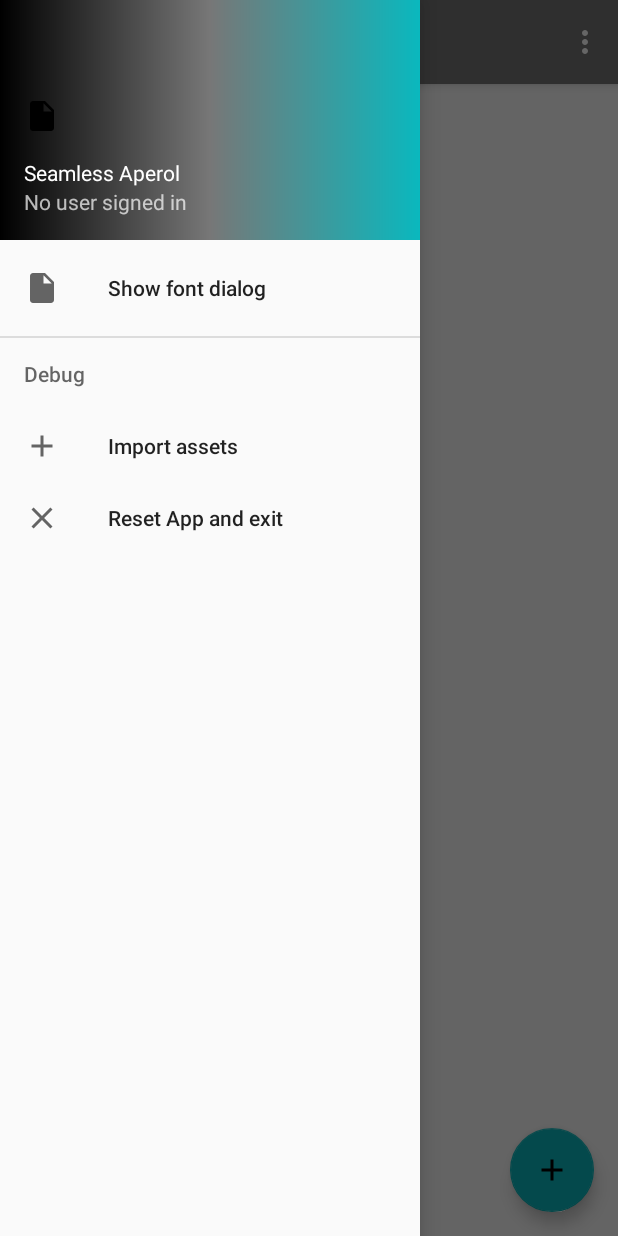
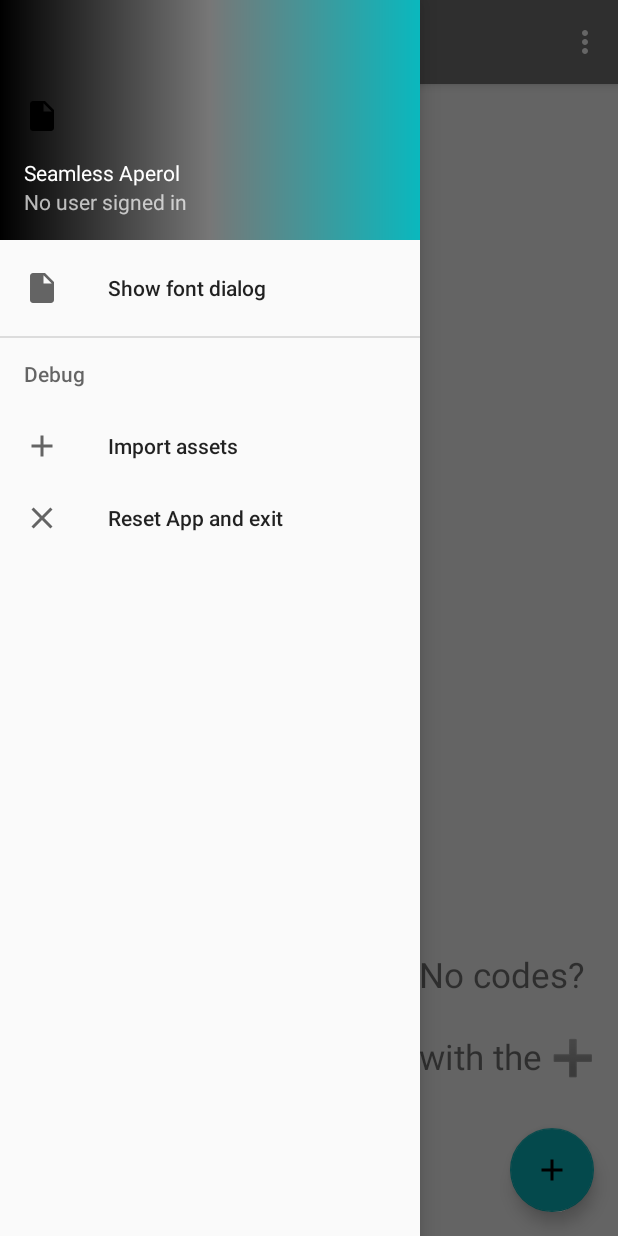
Before and after one commit to code-schreiber/QuickCode, an Android app: the screen it shows after launch (MainActivity), with the side drawer open, on a phone screen of 412 x 824 dp. Run offline under Robolectric (Android 15) with nearby library versions, the phone set to English and light mode, and no system bars; our stand-ins replace Firebase (no records; nobody signed in at launch, a user with empty details on screens opened directly), Timber, data binding; libraries missing offline, so code that uses them is left out: com.google.auto.value, com.squareup.leakcanary; 7 statements that could not run were skipped.

Commit message:
develop: Add "No items in list" hint

```diff
--- a/MyWearApplication/mobile/src/main/java/com/schreiber/code/seamless/aperol/view/main/MainActivity.java
+++ b/MyWearApplication/mobile/src/main/java/com/schreiber/code/seamless/aperol/view/main/MainActivity.java
@@ -7,6 +7,7 @@ import android.net.Uri;
 import android.os.Bundle;
 import android.support.annotation.NonNull;
 import android.support.annotation.Nullable;
+import android.support.design.widget.FloatingActionButton;
 import android.support.design.widget.NavigationView;
 import android.support.design.widget.Snackbar;
 import android.support.v4.app.Fragment;
@@ -50,11 +51,111 @@ public class MainActivity extends BaseActivity implements
     private GoogleApiClient mGoogleApiClient;
     private DrawerLayout drawerLayout;
 
+    private ActivityMainBinding binding;
+
     @Override
     protected void onCreate(Bundle savedInstanceState) {
         super.onCreate(savedInstanceState);
-        ActivityMainBinding binding = DataBindingUtil.setContentView(this, R.layout.activity_main);
 
+        binding = DataBindingUtil.setContentView(this, R.layout.activity_main);
+        initViews();
+
+        mGoogleApiClient = new GoogleApiClient.Builder(this)
+                .addApi(Wearable.API)
+                .addConnectionCallbacks(this)
+                .addOnConnectionFailedListener(this)
+                .build();
+
+        handleIntent(getIntent());
+    }
+
+    @Override
+    public void onBackPressed() {
+        if (drawerLayout.isDrawerOpen(GravityCompat.START)) {
+            drawerLayout.closeDrawer(GravityCompat.START);
+        } else {
+            super.onBackPressed();
+        }
+    }
+
+    @Override
+    public boolean onCreateOptionsMenu(Menu menu) {
+        // Inflate the menu; this adds items to the action bar if it is present.
+        getMenuInflater().inflate(R.menu.menu_global, menu);
+        return true;
+    }
+
+    @Override
+    public boolean onOptionsItemSelected(MenuItem item) {
+        // Handle action bar item clicks here. The action bar will
+        // automatically handle clicks on the Home/Up button, so long
+        // as you specify a parent activity in AndroidManifest.xml.
+        onMenuItemSelected(item);
+
+        return super.onOptionsItemSelected(item);
+    }
+
+    @Override
+    public boolean onNavigationItemSelected(@NonNull MenuItem item) {
+        // Handle navigation view item clicks here.
+        onMenuItemSelected(item);
+
+        drawerLayout.closeDrawer(GravityCompat.START);
+        return true;
+    }
+
+    @Override
+    public void onOkClicked(boolean showDialogAgain) {
+        if (showDialogAgain) {
+            showFontsDialog();
+        }
+    }
+
+    @Override
+    protected void onResume() {
+        logDebug("onResume ");
+        super.onResume();
+        mGoogleApiClient.connect();
+    }
+
+    @Override
+    protected void onPause() {
+        logDebug("onPause");
+        super.onPause();
+        Wearable.DataApi.removeListener(mGoogleApiClient, this);
+        mGoogleApiClient.disconnect();
+    }
+
+    @Override
+    public void onConnected(Bundle bundle) {
+        logDebug("onConnected " + bundle);
+        logDebug("mGoogleApiClient " + mGoogleApiClient);
+        Wearable.DataApi.addListener(mGoogleApiClient, this);
+    }
+
+    @Override
+    public void onDataChanged(DataEventBuffer dataEventBuffer) {
+        logDebug(dataEventBuffer + " onDataChanged");
+        for (DataEvent event : dataEventBuffer) {
+            logDebug("event.getType() " + event.getType());
+        }
+    }
+
+    @Override
+    public void onConnectionSuspended(int i) {
+        logDebug("onConnectionSuspended " + i);
+    }
+
+    @Override
+    public void onConnectionFailed(@NonNull ConnectionResult connectionResult) {
+        logDebug("onConnectionFailed " + connectionResult);
+    }
+
+    public void setVisibilityOfFabHint(int visibility) {
+        binding.activityMainAppBarMain.appBarMainFabHint.setVisibility(visibility);
+    }
+
+    private void initViews() {
         Toolbar toolbar = binding.activityMainAppBarMain.appBarMainToolbar;
         setSupportActionBar(toolbar);
         drawerLayout = binding.activityMainDrawerLayout;
@@ -67,7 +168,8 @@ public class MainActivity extends BaseActivity implements
         ((TextView) navigationView.getHeaderView(0).findViewById(R.id.nav_header_main_textView)).setText(subtitle);
         navigationView.setNavigationItemSelectedListener(this);
 
-        binding.activityMainAppBarMain.appBarMainFab.setOnClickListener(new View.OnClickListener() {
+        FloatingActionButton actionButton = binding.activityMainAppBarMain.appBarMainFab;
+        actionButton.setOnClickListener(new View.OnClickListener() {
             @Override
             public void onClick(View view) {
                 MainActivityFragment fragment = getMainActivityFragment();
@@ -77,13 +179,17 @@ public class MainActivity extends BaseActivity implements
             }
         });
 
-        mGoogleApiClient = new GoogleApiClient.Builder(this)
-                .addApi(Wearable.API)
-                .addConnectionCallbacks(this)
-                .addOnConnectionFailedListener(this)
-                .build();
-
-        handleIntent(getIntent());
+        actionButton.setOnLongClickListener(new View.OnLongClickListener() {
+            @Override
+            public boolean onLongClick(View view) {
+                MainActivityFragment fragment = getMainActivityFragment();
+                if (fragment != null) {
+                    fragment.performFileSearchForImages();
+                    return true;
+                }
+                return false;
+            }
+        });
     }
 
     protected void onNewIntent(Intent intent) {
@@ -134,41 +240,6 @@ public class MainActivity extends BaseActivity implements
         showSimpleDialog("No file added: File type not supported, " + type + " is not one of the supported formats: " + UriUtils.getSupportedImportFormatsAsString() + ".");
     }
 
-    @Override
-    public void onBackPressed() {
-        if (drawerLayout.isDrawerOpen(GravityCompat.START)) {
-            drawerLayout.closeDrawer(GravityCompat.START);
-        } else {
-            super.onBackPressed();
-        }
-    }
-
-    @Override
-    public boolean onCreateOptionsMenu(Menu menu) {
-        // Inflate the menu; this adds items to the action bar if it is present.
-        getMenuInflater().inflate(R.menu.menu_global, menu);
-        return true;
-    }
-
-    @Override
-    public boolean onOptionsItemSelected(MenuItem item) {
-        // Handle action bar item clicks here. The action bar will
-        // automatically handle clicks on the Home/Up button, so long
-        // as you specify a parent activity in AndroidManifest.xml.
-        onMenuItemSelected(item);
-
-        return super.onOptionsItemSelected(item);
-    }
-
-    @Override
-    public boolean onNavigationItemSelected(@NonNull MenuItem item) {
-        // Handle navigation view item clicks here.
-        onMenuItemSelected(item);
-
-        drawerLayout.closeDrawer(GravityCompat.START);
-        return true;
-    }
-
     private void onMenuItemSelected(MenuItem item) {
         int id = item.getItemId();
         if (id == R.id.menu_global_import_assets) {
@@ -193,13 +264,6 @@ public class MainActivity extends BaseActivity implements
         showDialog(FontStatisticDialogFragment.newInstance());
     }
 
-    @Override
-    public void onOkClicked(boolean showDialogAgain) {
-        if (showDialogAgain) {
-            showFontsDialog();
-        }
-    }
-
     @Nullable
     private MainActivityFragment getMainActivityFragment() {
         Fragment fragment = getSupportFragmentManager().findFragmentById(R.id.content_main_fragment);
@@ -214,47 +278,6 @@ public class MainActivity extends BaseActivity implements
     private void showSnack(String m) {
         logInfo(m);
         Snackbar.make(drawerLayout, m, Snackbar.LENGTH_SHORT).show();
-    }
-
-    @Override
-    protected void onResume() {
-        logDebug("onResume ");
-        super.onResume();
-        mGoogleApiClient.connect();
-    }
-
-    @Override
-    protected void onPause() {
-        logDebug("onPause");
-        super.onPause();
-        Wearable.DataApi.removeListener(mGoogleApiClient, this);
-        mGoogleApiClient.disconnect();
-    }
-
-    @Override
-    public void onConnected(Bundle bundle) {
-        logDebug("onConnected " + bundle);
-        logDebug("mGoogleApiClient " + mGoogleApiClient);
-        Wearable.DataApi.addListener(mGoogleApiClient, this);
-    }
-
-    @Override
-    public void onDataChanged(DataEventBuffer dataEventBuffer) {
-        logDebug(dataEventBuffer + " onDataChanged");
-        for (DataEvent event : dataEventBuffer) {
-            logDebug("event.getType() " + event.getType());
-        }
-    }
-
-    @Override
-    public void onConnectionSuspended(int i) {
-        logDebug("onConnectionSuspended " + i);
-    }
-
-
-    @Override
-    public void onConnectionFailed(@NonNull ConnectionResult connectionResult) {
-        logDebug("onConnectionFailed " + connectionResult);
     }
 
     // Create a data map and put data in it
@@ -276,5 +299,4 @@ public class MainActivity extends BaseActivity implements
 //            }
 //        });
     }
-
 }
--- a/MyWearApplication/mobile/src/main/java/com/schreiber/code/seamless/aperol/view/main/MainActivityFragment.java
+++ b/MyWearApplication/mobile/src/main/java/com/schreiber/code/seamless/aperol/view/main/MainActivityFragment.java
@@ -53,11 +53,13 @@ public class MainActivityFragment extends BaseFragment implements OnViewClickedL
         recyclerView.setHasFixedSize(true);
         recyclerView.setLayoutManager(new LinearLayoutManager(getActivity()));
 
+        adapter = new MyCustomAdapter(this);
+        recyclerView.setAdapter(adapter);
+
         onCodeFilesChangedListener = new DatabaseReferenceWrapper.OnCodeFilesChangedListener() {
             @Override
             public void codeFilesChanged(ArrayList<CodeFile> codeFiles) {
-                ArrayList<CodeFileViewModel> adapterData = CodeFileViewModel.createList(codeFiles);
-                adapter.replaceData(adapterData);// TODO refactoring
+                replaceListData(codeFiles);
             }
         };
         DatabaseReferenceWrapper.addOnCodeFilesChangedListener(onCodeFilesChangedListener);//TODO get reference to use later
@@ -65,13 +67,10 @@ public class MainActivityFragment extends BaseFragment implements OnViewClickedL
         DatabaseReferenceWrapper.loadCodeFiles(new DatabaseReferenceWrapper.OnCodeFilesLoadedListener() {
             @Override
             public void codeFilesLoaded(ArrayList<CodeFile> codeFiles) {
-                ArrayList<CodeFileViewModel> adapterData = CodeFileViewModel.createList(codeFiles);
-                adapter.replaceData(adapterData);
+                replaceListData(codeFiles);
             }
         });
 
-        adapter = new MyCustomAdapter(new ArrayList<CodeFileViewModel>(), MainActivityFragment.this);
-        recyclerView.setAdapter(adapter);
         return binding.getRoot();
     }
 
@@ -134,12 +133,35 @@ public class MainActivityFragment extends BaseFragment implements OnViewClickedL
         return true;
     }
 
+    private void replaceListData(ArrayList<CodeFile> codeFiles) {
+        ArrayList<CodeFileViewModel> adapterData = CodeFileViewModel.createList(codeFiles);
+        adapter.replaceData(adapterData);
+
+        MainActivity mainActivity = (MainActivity) getActivity();
+        if (adapter.getItemCount() > 0) {
+            mainActivity.setVisibilityOfFabHint(View.GONE);
+        } else {
+            mainActivity.setVisibilityOfFabHint(View.VISIBLE);
+        }
+    }
+
     void performFileSearch() {
+        String typeFilter = "*/*";
+        performFileSearch(typeFilter);
+    }
 
+    void performFileSearchForImages() {
+        String typeFilter = "image/*";
+        performFileSearch(typeFilter);
+    }
+
+    private void performFileSearch(String typeFilter) {
         BarcodeDetector detector = CodeFileCreator.setupBarcodeDetector(getActivity());
         if (detector == null) {
             // Not able to scan, so why bother the user
-            showSimpleDialog("Could not set up the barcode detector! Was offline: " + !NetworkUtils.isOnline(getActivity()));
+            final String message = "Could not set up the barcode detector! Was offline: " + !NetworkUtils.isOnline(getActivity());
+            showSimpleDialog(message);
+            logError(message);
             return;
         }
 
@@ -150,10 +172,11 @@ public class MainActivityFragment extends BaseFragment implements OnViewClickedL
         // file (as opposed to a list of contacts or timezones)
         intent.addCategory(Intent.CATEGORY_OPENABLE);
 
-        // Filter to show only a file type, using the image MIME data type.
+        // Filter to show only a file type, using the data type.
         // If one wanted to search for ogg vorbis files, the type would be "audio/ogg".
         // To search for all documents available via installed storage providers, it would be "*/*".
-        intent.setType("*/*");
+        intent.setType(typeFilter);
+
         // Fires an intent to spin up the "file chooser" UI and select a file.
         startActivityForResult(intent, READ_REQUEST_CODE);
     }
--- a/MyWearApplication/mobile/src/main/java/com/schreiber/code/seamless/aperol/view/main/MyCustomAdapter.java
+++ b/MyWearApplication/mobile/src/main/java/com/schreiber/code/seamless/aperol/view/main/MyCustomAdapter.java
@@ -23,10 +23,9 @@ class MyCustomAdapter extends RecyclerView.Adapter<MyCustomAdapter.ViewHolder> {
     private final OnViewClickedListener clickListener;
 
 
-    MyCustomAdapter(ArrayList<CodeFileViewModel> data, OnViewClickedListener listener) {
-        this.data = data;
+    MyCustomAdapter(OnViewClickedListener listener) {
+        this.data = new ArrayList<>();
         this.clickListener = listener;
-        Collections.sort(this.data);
     }
 
     void replaceData(ArrayList<CodeFileViewModel> items) {
--- a/MyWearApplication/mobile/src/main/res/layout/app_bar_main.xml
+++ b/MyWearApplication/mobile/src/main/res/layout/app_bar_main.xml
@@ -25,13 +25,31 @@
 
         <include layout="@layout/content_main"/>
 
-        <android.support.design.widget.FloatingActionButton
-            android:id="@+id/app_bar_main_fab"
+        <LinearLayout
             android:layout_width="wrap_content"
             android:layout_height="wrap_content"
             android:layout_gravity="bottom|end"
-            android:layout_margin="@dimen/fab_margin"
-            app:srcCompat="@drawable/ic_add_black_24dp"/>
+            android:orientation="vertical">
+
+            <TextView
+                android:id="@+id/app_bar_main_fab_hint"
+                android:layout_width="wrap_content"
+                android:layout_height="wrap_content"
+                android:layout_margin="@dimen/fab_margin"
+                android:gravity="end"
+                android:text="@string/fab_hint"
+                android:textSize="@dimen/text_size_large"/>
+
+            <android.support.design.widget.FloatingActionButton
+                android:id="@+id/app_bar_main_fab"
+                android:layout_width="wrap_content"
+                android:layout_height="wrap_content"
+                android:layout_gravity="end"
+                android:layout_margin="@dimen/fab_margin"
+                app:fabSize="auto"
+                app:srcCompat="@drawable/ic_add_black_24dp"/>
+
+        </LinearLayout>
 
     </android.support.design.widget.CoordinatorLayout>
 
--- a/MyWearApplication/mobile/src/main/res/values/strings.xml
+++ b/MyWearApplication/mobile/src/main/res/values/strings.xml
@@ -3,6 +3,7 @@
     <string name="app_name">Seamless Aperol</string>
     <string name="subtitle">Seamless Aperol</string>
 
+    <string name="fab_hint">No codes? \uD83D\uDE15\n\nAdd one with the \u2795</string>
     <string name="navigation_drawer_open">Open navigation drawer</string>
     <string name="navigation_drawer_close">Close navigation drawer</string>
 
```
